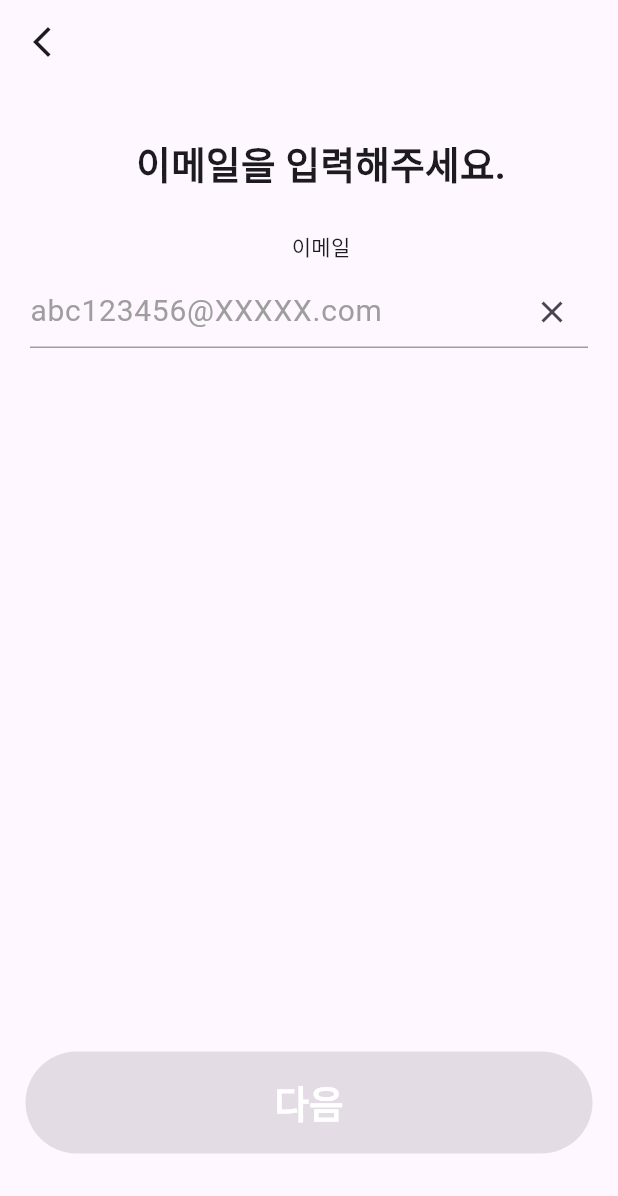
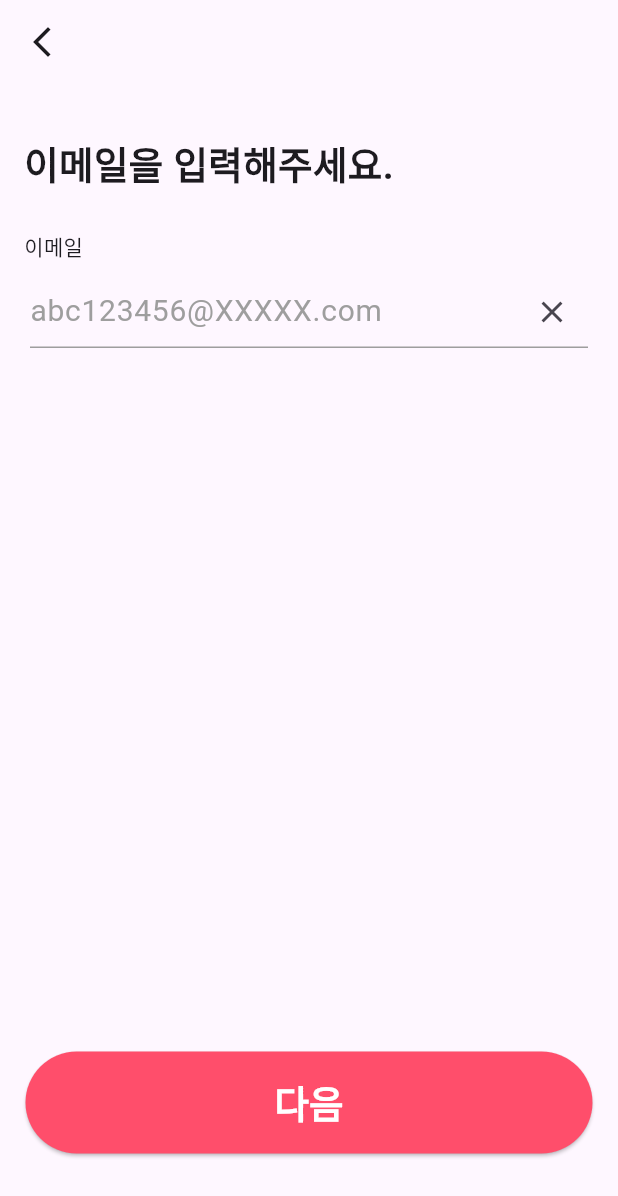
Before and after one commit to 21TripRider/TripRider, a Flutter app: the screen it shows after launch, on a phone screen of 412 x 824 dp. Shown: the top 1196 px of the screen. Run offline on Flutter 3.47's test engine with Material 3 defaults, Android fonts, the phone set to English and light mode, and no system bars.

Commit message:
수정본

```diff
--- a/lib/screens/Login/CreateAccountScreen.dart
+++ b/lib/screens/Login/CreateAccountScreen.dart
@@ -32,7 +32,7 @@ class CreateAccountscreen extends StatelessWidget {
               L: 17,
               R: 17,
               child: Next_Widget_Child(),
-              color: Color(0XFFFF4E6B),
+              color: Color(0xFFFF4E6B),
             ),
           ],
         ),
@@ -54,6 +54,7 @@ class _InsertEmail extends StatelessWidget {
   @override
   Widget build(BuildContext context) {
     return Column(
+      crossAxisAlignment: CrossAxisAlignment.start,
       children: [
         Padding(
           padding: const EdgeInsets.only(top: 35, left: 16, bottom: 25),
--- a/lib/widgets/login_button.dart
+++ b/lib/widgets/login_button.dart
@@ -27,7 +27,7 @@ class LoginButton extends StatelessWidget {
         height: 68,
         child: ElevatedButton(
           style: ElevatedButton.styleFrom(backgroundColor: color),
-          onPressed: onPressed_Login(),
+          onPressed: onPressed_Login,
           child: child,
         ),
       ),
```
Also changed, not shown: lib/main.dart (+2 -6 lines).
